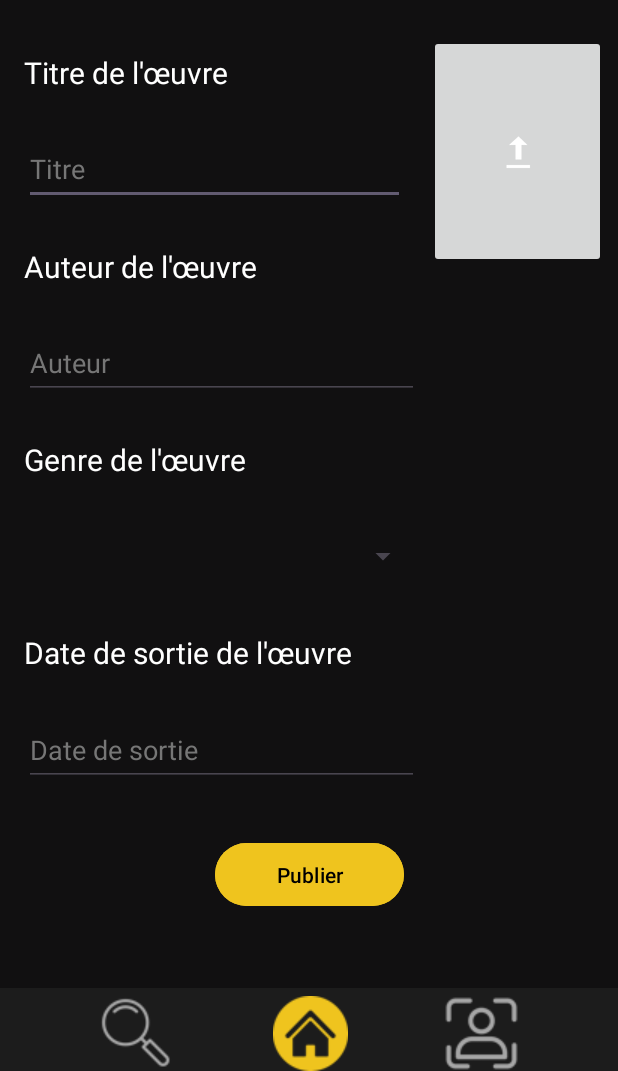
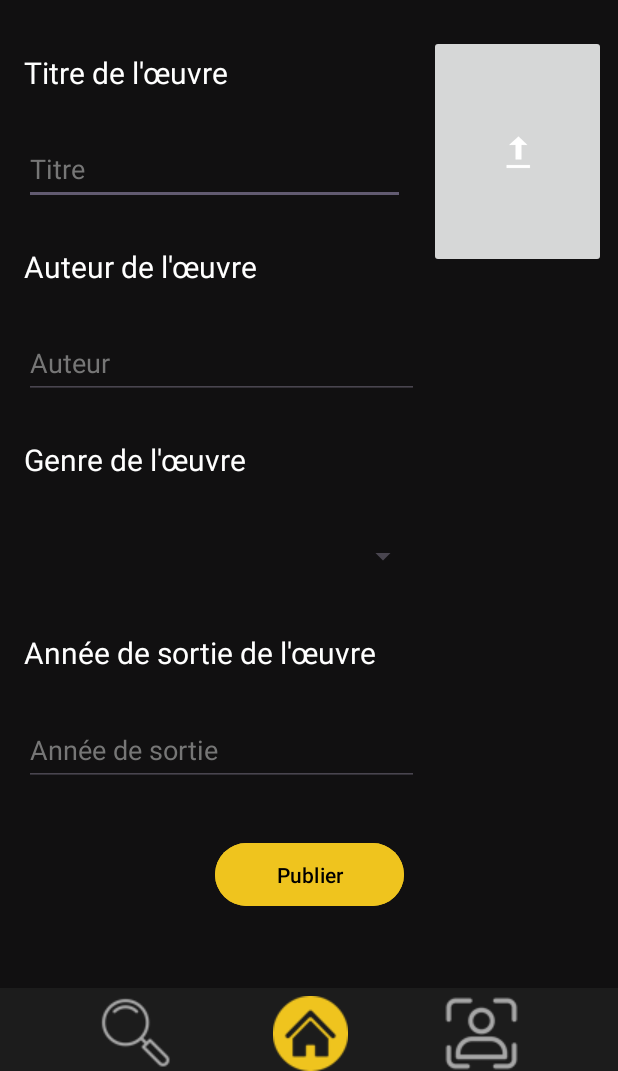
Before and after one commit to xKayato/SAE32_Android, an Android app: the AddWorkActivity screen opened directly, with no data from a screen before it, on a phone screen of 412 x 824 dp, the part 165-1236 px from its top. Run offline under Robolectric (Android 15) with nearby library versions, the phone set to English and light mode, and no system bars.

Commit message:
Ajouts de commentaires + modification de texte dans string.xml

```diff
--- a/app/src/main/java/fr/unice/jugementday/service/JsonStock.java
+++ b/app/src/main/java/fr/unice/jugementday/service/JsonStock.java
@@ -16,13 +16,11 @@ public class JsonStock {
     private final SharedPreferences sharedPreferences;
     private final SharedPreferences.Editor editor;
 
-    // Constructeur de la classe
     public JsonStock(Context context) {
         sharedPreferences = context.getSharedPreferences(PREF_NAME, Context.MODE_PRIVATE);
         editor = sharedPreferences.edit();
     }
 
-    // Méthode pour stocker les Works
     public void setWorks(String works) {
         editor.putString(KEY_WORKS, works);
         editor.apply();
--- a/app/src/main/java/fr/unice/jugementday/service/ListItem.java
+++ b/app/src/main/java/fr/unice/jugementday/service/ListItem.java
@@ -3,7 +3,7 @@ import java.util.List;
 import java.util.HashMap;
 public class ListItem {
     private String title;
-    private List<HashMap<String, Integer>> works; // Liste des identifiants des photos et noms
+    private List<HashMap<String, Integer>> works; // Liste des identifiants des id et noms
     public ListItem(String title, List<HashMap<String, Integer>> works) {
         this.title = title;
         this.works = works;
--- a/app/src/main/java/fr/unice/jugementday/service/MenuButtons.java
+++ b/app/src/main/java/fr/unice/jugementday/service/MenuButtons.java
@@ -9,6 +9,7 @@ import fr.unice.jugementday.SearchActivity;
 
 public class MenuButtons {
 
+    // Gestion des clics sur les boutons du menu
 
     public static void profileClick(Context context){
         Intent i=new Intent(context, ProfileActivity.class);
--- a/app/src/main/java/fr/unice/jugementday/service/SearchCustomArrayAdapter.java
+++ b/app/src/main/java/fr/unice/jugementday/service/SearchCustomArrayAdapter.java
@@ -20,7 +20,6 @@ public class SearchCustomArrayAdapter extends ArrayAdapter<String> {
     public View getView(int position, View convertView, ViewGroup parent) {
         View view = convertView;
         if (view == null) {
-            // Infler le layout pour chaque item
             LayoutInflater inflater = LayoutInflater.from(getContext());
             view = inflater.inflate(android.R.layout.simple_list_item_1, parent, false);
         }
@@ -31,7 +30,7 @@ public class SearchCustomArrayAdapter extends ArrayAdapter<String> {
         // Définir la couleur du texte ici
         textView.setText(getItem(position));
 
-        textView.setTextColor(Color.WHITE); // Texte par défaut
+        textView.setTextColor(Color.WHITE);
 
 
         return view;
--- a/app/src/main/java/fr/unice/jugementday/service/UrlReader.java
+++ b/app/src/main/java/fr/unice/jugementday/service/UrlReader.java
@@ -22,7 +22,7 @@ public class UrlReader {
 
     public String fetchData(String options) {
         URL url;
-        String urlString = Address.getGetPage() + options;  // Ajout du passid
+        String urlString = Address.getGetPage() + options;
 
         // Validation de l'URL
         try {
@@ -38,7 +38,7 @@ public class UrlReader {
         try {
             return future.get();
         } catch (Exception e) {
-            return e.getMessage(); // Afficher l'erreur
+            return e.getMessage();
         }
     }
 
--- a/app/src/main/res/layout/activity_add_work.xml
+++ b/app/src/main/res/layout/activity_add_work.xml
@@ -164,15 +164,15 @@
         android:layout_marginBottom="8dp"
         android:ems="10"
         android:hint="@string/releaseDateTextField"
-        android:inputType="date"
+        android:inputType="number"
+        android:maxLength="4"
         android:textColor="@color/primary_text"
         android:textColorHint="@color/primary_button"
         app:layout_constraintBottom_toTopOf="@+id/publishButton"
         app:layout_constraintEnd_toEndOf="parent"
         app:layout_constraintHorizontal_bias="0.0"
         app:layout_constraintStart_toStartOf="parent"
-        app:layout_constraintTop_toBottomOf="@+id/releaseDateText"
-        tools:text="@tools:sample/date/ddmmyy" />
+        app:layout_constraintTop_toBottomOf="@+id/releaseDateText" />
 
     <Button
         android:id="@+id/publishButton"
--- a/app/src/main/res/values/strings.xml
+++ b/app/src/main/res/values/strings.xml
@@ -38,8 +38,8 @@
     <string name="workTitleField">Titre</string>
     <string name="workAuthorText">Auteur de l\'œuvre</string>
     <string name="workAuthorField">Auteur</string>
-    <string name="dateText">Date de sortie de l\'œuvre</string>
-    <string name="releaseDateTextField">Date de sortie</string>
+    <string name="dateText">Année de sortie de l\'œuvre</string>
+    <string name="releaseDateTextField">Année de sortie</string>
     <string name="categoryText">Genre de l\'œuvre</string>
     <string name="genreSelectField">Genre</string>
     <string name="tagsText">Tags de l\'œuvre</string>
@@ -140,5 +140,9 @@
     <string name="searchButtonDescription">Appliquer la recherche</string>
     <string name="logoutButtonDescription">Se déconnecter</string>
 
+        <!-- Loading -->
+    <string name="downloadData">Téléchargement des données…</string>
+    <string name="downloadPictures">Téléchargement des images…</string>
+    <string name="verifyPictures">Vérification des images…</string>
 
 </resources>
```
Also changed, not shown: app/src/main/java/fr/unice/jugementday/LoadingActivity.java (+5 -6 lines), app/src/main/java/fr/unice/jugementday/ProfileActivity.java (+14 -2 lines).
